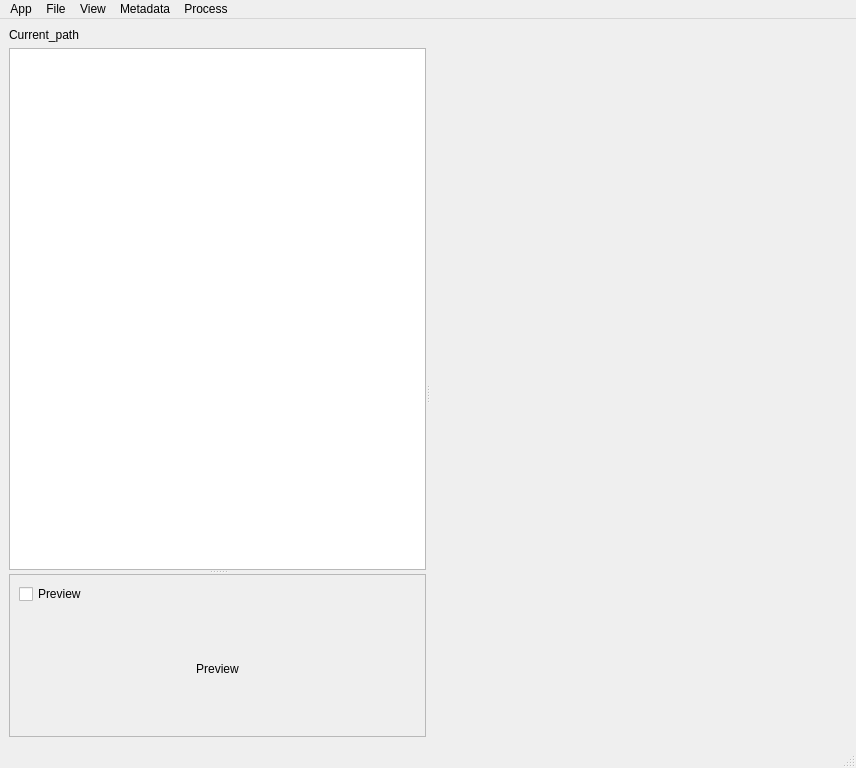
First picture: the form in src/mainwindow.ui, repository rbbrnc/krbkACD, before the edit.
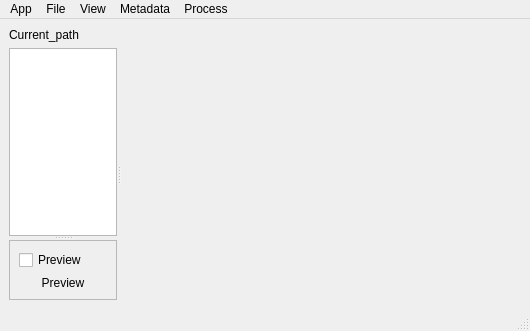
Second picture: the form after the edit. Custom widgets are drawn as their Qt base class.

Diff of the .ui file:
```diff
--- a/src/mainwindow.ui
+++ b/src/mainwindow.ui
@@ -2,14 +2,6 @@
 <ui version="4.0">
  <class>MainWindow</class>
  <widget class="QMainWindow" name="MainWindow">
-  <property name="geometry">
-   <rect>
-    <x>0</x>
-    <y>0</y>
-    <width>856</width>
-    <height>768</height>
-   </rect>
-  </property>
   <property name="windowTitle">
    <string>krbkACD</string>
   </property>
@@ -143,7 +135,7 @@
     <rect>
      <x>0</x>
      <y>0</y>
-     <width>856</width>
+     <width>530</width>
      <height>19</height>
     </rect>
    </property>
```
